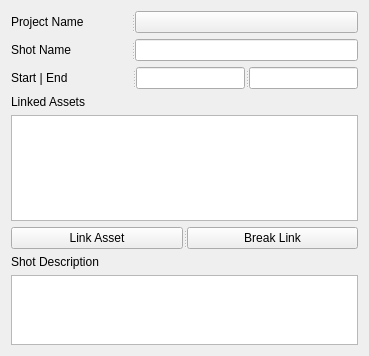
First picture: the form in Eve/tools/pm/ui/ui_shot.ui, repository kiryha/Eve, before the edit.
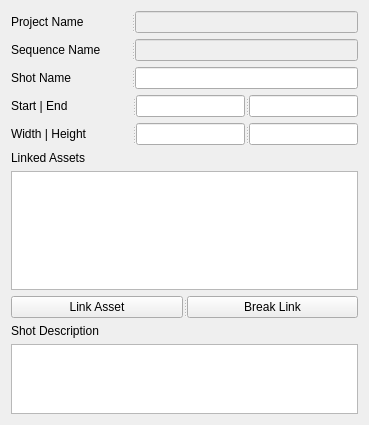
Second picture: the form after the edit.

Commit message: Add sequence and shot functionality to PM

The edit to the form file:
```diff
--- a/Eve/tools/pm/ui/ui_shot.ui
+++ b/Eve/tools/pm/ui/ui_shot.ui
@@ -7,7 +7,7 @@
     <x>0</x>
     <y>0</y>
     <width>369</width>
-    <height>356</height>
+    <height>425</height>
    </rect>
   </property>
   <property name="windowTitle">
@@ -36,9 +36,44 @@
        <string>Project Name</string>
       </property>
      </widget>
-     <widget class="QPushButton" name="btnProjectName">
+     <widget class="QLineEdit" name="linProjectName">
+      <property name="enabled">
+       <bool>false</bool>
+      </property>
+      <property name="alignment">
+       <set>Qt::AlignCenter</set>
+      </property>
+     </widget>
+    </widget>
+   </item>
+   <item>
+    <widget class="QSplitter" name="splitter_4">
+     <property name="orientation">
+      <enum>Qt::Horizontal</enum>
+     </property>
+     <widget class="QLabel" name="label_5">
+      <property name="minimumSize">
+       <size>
+        <width>120</width>
+        <height>0</height>
+       </size>
+      </property>
+      <property name="maximumSize">
+       <size>
+        <width>120</width>
+        <height>16777215</height>
+       </size>
+      </property>
       <property name="text">
-       <string/>
+       <string>Sequence Name</string>
+      </property>
+     </widget>
+     <widget class="QLineEdit" name="linSequenceName">
+      <property name="enabled">
+       <bool>false</bool>
+      </property>
+      <property name="alignment">
+       <set>Qt::AlignCenter</set>
       </property>
      </widget>
     </widget>
@@ -65,7 +100,11 @@
        <string>Shot Name</string>
       </property>
      </widget>
-     <widget class="QLineEdit" name="linShotName"/>
+     <widget class="QLineEdit" name="linShotName">
+      <property name="alignment">
+       <set>Qt::AlignCenter</set>
+      </property>
+     </widget>
     </widget>
    </item>
    <item>
@@ -96,6 +135,34 @@
      </widget>
     </widget>
    </item>
+   <item>
+    <widget class="QSplitter" name="splitter_6">
+     <property name="orientation">
+      <enum>Qt::Horizontal</enum>
+     </property>
+     <widget class="QLabel" name="label_8">
+      <property name="minimumSize">
+       <size>
+        <width>120</width>
+        <height>0</height>
+       </size>
+      </property>
+      <property name="text">
+       <string>Width | Height</string>
+      </property>
+     </widget>
+     <widget class="QLineEdit" name="linWidth">
+      <property name="alignment">
+       <set>Qt::AlignCenter</set>
+      </property>
+     </widget>
+     <widget class="QLineEdit" name="linHeight">
+      <property name="alignment">
+       <set>Qt::AlignCenter</set>
+      </property>
+     </widget>
+    </widget>
+   </item>
    <item>
     <widget class="QLabel" name="label_2">
      <property name="text">
```
Left out of the diff: 2 changed lines with no effect on the pictures. The commit also changes 13 other files.
